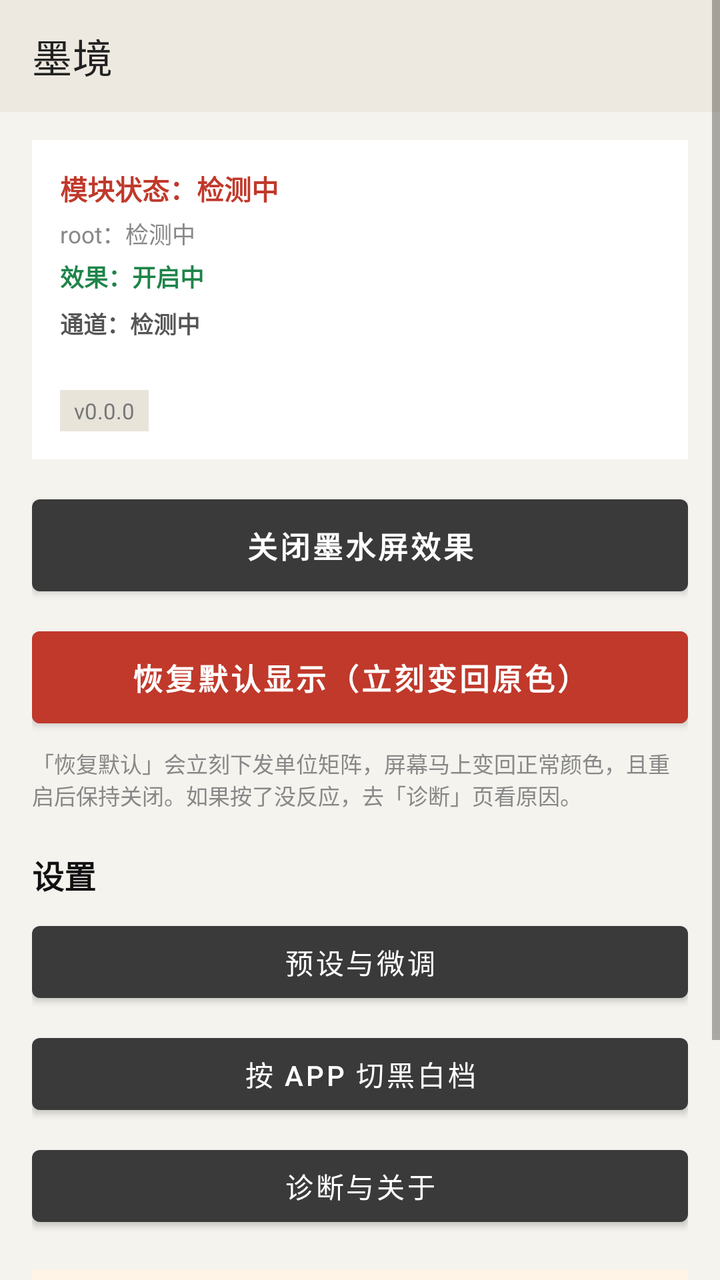
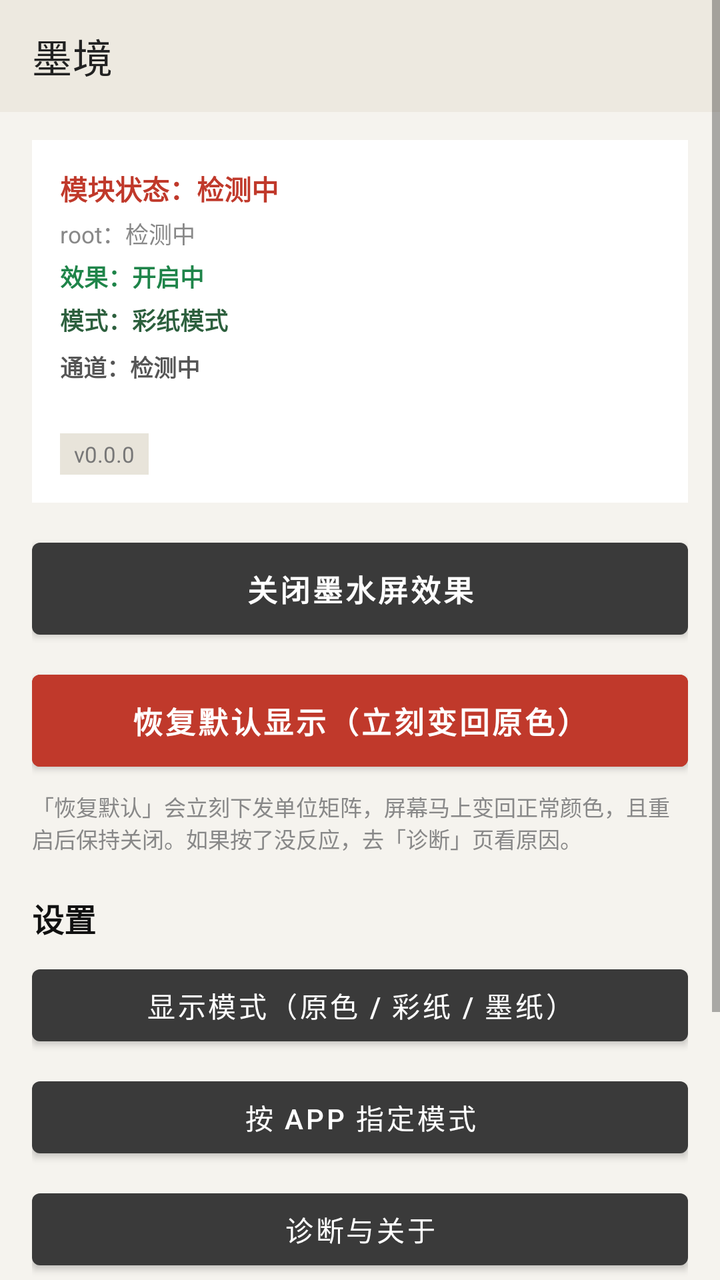

Two renders of the same Android screen: before a commit and after it. Below are the layout's source before the change and the commit's diff.
<!-- AndroidManifest.xml: application theme Theme.Inkwell -->
<!-- res/layout/activity_main.xml -->
<?xml version="1.0" encoding="utf-8"?>
<ScrollView xmlns:android="http://schemas.android.com/apk/res/android"
    xmlns:app="http://schemas.android.com/apk/res-auto"
    android:layout_width="match_parent"
    android:layout_height="match_parent"
    android:background="#F5F3EE"
    android:fillViewport="true">

    <LinearLayout
        android:layout_width="match_parent"
        android:layout_height="wrap_content"
        android:orientation="vertical"
        android:paddingBottom="24dp">

        
        <com.google.android.material.appbar.MaterialToolbar
            android:id="@+id/toolbar"
            android:layout_width="match_parent"
            android:layout_height="?attr/actionBarSize"
            android:background="#EDE9E0"
            android:fitsSystemWindows="true"
            app:title="墨境"
            app:titleTextColor="#222222" />

        <LinearLayout
            android:layout_width="match_parent"
            android:layout_height="wrap_content"
            android:orientation="vertical"
            android:paddingStart="16dp"
            android:paddingEnd="16dp"
            android:paddingTop="14dp">

            
            <LinearLayout
                android:layout_width="match_parent"
                android:layout_height="wrap_content"
                android:background="#FFFFFF"
                android:orientation="vertical"
                android:padding="14dp">

                <TextView
                    android:id="@+id/tvModule"
                    android:layout_width="match_parent"
                    android:layout_height="wrap_content"
                    android:text="模块状态：检测中"
                    android:textColor="#C0392B"
                    android:textSize="13.5sp"
                    android:textStyle="bold" />

                <TextView
                    android:id="@+id/tvRoot"
                    android:layout_width="match_parent"
                    android:layout_height="wrap_content"
                    android:layout_marginTop="4dp"
                    android:text="root：检测中"
                    android:textColor="#888888"
                    android:textSize="11.5sp" />

                <TextView
                    android:id="@+id/tvState"
                    android:layout_width="match_parent"
                    android:layout_height="wrap_content"
                    android:layout_marginTop="4dp"
                    android:text="效果：开启中"
                    android:textColor="#1E8449"
                    android:textSize="12sp"
                    android:textStyle="bold" />

                <TextView
                    android:id="@+id/tvEngine"
                    android:layout_width="match_parent"
                    android:layout_height="wrap_content"
                    android:layout_marginTop="6dp"
                    android:text="通道：检测中"
                    android:textColor="#555555"
                    android:textSize="11.5sp"
                    android:textStyle="bold" />

                <TextView
                    android:id="@+id/tvEngineDesc"
                    android:layout_width="match_parent"
                    android:layout_height="wrap_content"
                    android:layout_marginTop="4dp"
                    android:text=""
                    android:textColor="#888888"
                    android:textSize="11sp"
                    android:lineSpacingExtra="2dp" />

                <Button
                    android:id="@+id/btnEngine"
                    android:layout_width="match_parent"
                    android:layout_height="wrap_content"
                    android:layout_marginTop="8dp"
                    android:text=""
                    android:visibility="gone" />

                <TextView
                    android:id="@+id/tvVersion"
                    android:layout_width="wrap_content"
                    android:layout_height="wrap_content"
                    android:layout_marginTop="6dp"
                    android:background="#E8E4DA"
                    android:paddingStart="7dp"
                    android:paddingEnd="7dp"
                    android:paddingTop="3dp"
                    android:paddingBottom="3dp"
                    android:text="v0.0.0"
                    android:textColor="#777777"
                    android:textSize="11sp" />
            </LinearLayout>

            
            <Button
                android:id="@+id/btnToggle"
                android:layout_width="match_parent"
                android:layout_height="wrap_content"
                android:layout_marginTop="14dp"
                android:paddingTop="12dp"
                android:paddingBottom="12dp"
                android:text="关闭墨水屏效果"
                android:textSize="15sp"
                android:textStyle="bold" />

            <Button
                android:id="@+id/btnRestore"
                android:layout_width="match_parent"
                android:layout_height="wrap_content"
                android:layout_marginTop="8dp"
                android:backgroundTint="#C0392B"
                android:paddingTop="12dp"
                android:paddingBottom="12dp"
                android:text="恢复默认显示（立刻变回原色）"
                android:textColor="#FFFFFF"
                android:textSize="15sp"
                android:textStyle="bold" />

            <TextView
                android:layout_width="match_parent"
                android:layout_height="wrap_content"
                android:layout_marginTop="6dp"
                android:text="「恢复默认」会立刻下发单位矩阵，屏幕马上变回正常颜色，且重启后保持关闭。如果按了没反应，去「诊断」页看原因。"
                android:textColor="#888888"
                android:textSize="11sp" />

            
            <TextView
                android:layout_width="match_parent"
                android:layout_height="wrap_content"
                android:layout_marginTop="20dp"
                android:text="设置"
                android:textColor="#111111"
                android:textSize="16sp"
                android:textStyle="bold" />

            <Button
                android:id="@+id/btnPreset"
                android:layout_width="match_parent"
                android:layout_height="wrap_content"
                android:layout_marginTop="8dp"
                android:text="预设与微调" />

            <Button
                android:id="@+id/btnRules"
                android:layout_width="match_parent"
                android:layout_height="wrap_content"
                android:layout_marginTop="8dp"
                android:text="按 App 切黑白档" />

            <Button
                android:id="@+id/btnDiag"
                android:layout_width="match_parent"
                android:layout_height="wrap_content"
                android:layout_marginTop="8dp"
                android:text="诊断与关于" />

            <TextView
                android:layout_width="match_parent"
                android:layout_height="wrap_content"
                android:layout_marginTop="18dp"
                android:background="#FFF4E5"
                android:padding="10dp"
                android:text="原理：在系统进程注入全局色彩矩阵。零延迟、零耗电、开机自动生效。\n\n局限：矩阵只能做线性变换（饱和度/对比/白黑位）。色阶量化、抖动、滤光网格是非线性的，需另走 GPU shader 方案。"
                android:textColor="#7A5B1E"
                android:textSize="11.5sp"
                android:lineSpacingExtra="2dp" />
        </LinearLayout>
    </LinearLayout>
</ScrollView>
<!-- resources referenced by this layout -->
<resources>
  <style name="Theme.Inkwell" parent="Theme.MaterialComponents.DayNight.NoActionBar">
          <item name="colorPrimary">@color/colorPrimary</item>
          <item name="colorPrimaryDark">@color/colorPrimaryDark</item>
          <item name="colorAccent">@color/colorAccent</item>
          <item name="android:windowLightStatusBar" tools:targetApi="23">true</item>
      </style>
  <color name="colorPrimary">#3A3A3A</color>
  <color name="colorPrimaryDark">#1C1C1C</color>
  <color name="colorAccent">#5B7F6B</color>
</resources>

<!-- the commit's change to res/layout/activity_main.xml (unified diff, before → after) -->
@@ -63,6 +63,16 @@
                     android:layout_marginTop="4dp"
                     android:text="效果：开启中"
                     android:textColor="#1E8449"
+                    android:textSize="12sp"
+                    android:textStyle="bold" />
+
+                <TextView
+                    android:id="@+id/tvMode"
+                    android:layout_width="match_parent"
+                    android:layout_height="wrap_content"
+                    android:layout_marginTop="4dp"
+                    android:text="模式：彩纸模式"
+                    android:textColor="#2C5F3D"
                     android:textSize="12sp"
                     android:textStyle="bold" />
 
@@ -157,14 +167,14 @@
                 android:layout_width="match_parent"
                 android:layout_height="wrap_content"
                 android:layout_marginTop="8dp"
-                android:text="预设与微调" />
+                android:text="显示模式（原色 / 彩纸 / 墨纸）" />
 
             <Button
                 android:id="@+id/btnRules"
                 android:layout_width="match_parent"
                 android:layout_height="wrap_content"
                 android:layout_marginTop="8dp"
-                android:text="按 App 切黑白档" />
+                android:text="按 App 指定模式" />
 
             <Button
                 android:id="@+id/btnDiag"
@@ -179,7 +189,7 @@
                 android:layout_marginTop="18dp"
                 android:background="#FFF4E5"
                 android:padding="10dp"
-                android:text="原理：在系统进程注入全局色彩矩阵。零延迟、零耗电、开机自动生效。\n\n局限：矩阵只能做线性变换（饱和度/对比/白黑位）。色阶量化、抖动、滤光网格是非线性的，需另走 GPU shader 方案。"
+                android:text="原理：在系统进程注入全局色彩矩阵，一屏三模（原色 / 彩纸 / 墨纸）。零延迟、零耗电、开机自动生效。\n\n局限：这是软件调色，不是电子墨水屏。AG 防眩光是硬件蚀刻，纸纹颗粒和局部压高光是非线性变换，色彩矩阵都做不到。"
                 android:textColor="#7A5B1E"
                 android:textSize="11.5sp"
                 android:lineSpacingExtra="2dp" />
